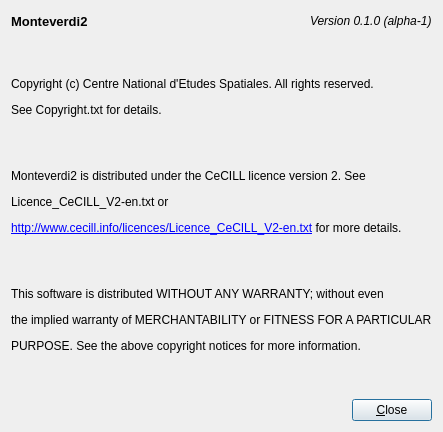
The window that Code/Common/mvdAboutDialog.ui (orfeotoolbox/OTB) describes before a commit, drawn with Qt 5.
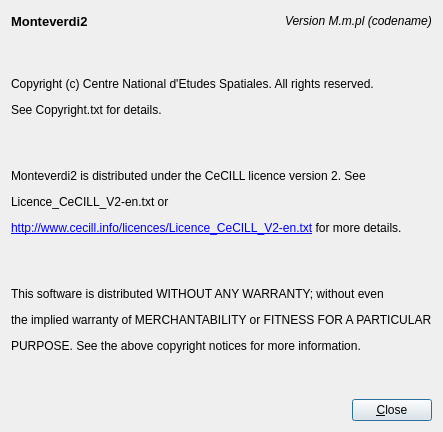
The same window after the commit.

Commit message: TRANS: About dialog and help menu.

The edit to the form file:
```diff
--- a/Code/Common/mvdAboutDialog.ui
+++ b/Code/Common/mvdAboutDialog.ui
@@ -80,7 +80,7 @@
           </font>
          </property>
          <property name="text">
-          <string>Version 0.1.0 (alpha-1)</string>
+          <string>Version M.m.pl (codename)</string>
          </property>
         </widget>
        </item>
```
The commit also changes 2 other files.
